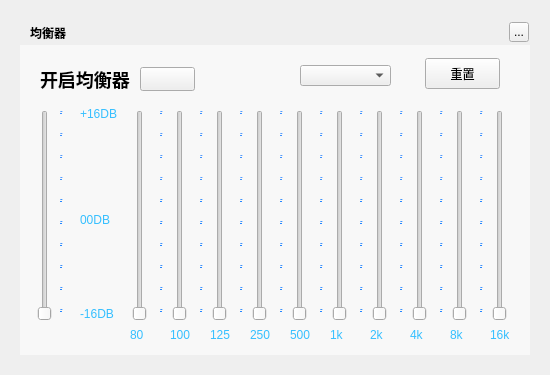
The window that TTKCore/musicUi/musicWidget/musicequalizerdialog.ui (Greedysky/TTKMusicPlayer) describes before a commit, drawn with Qt 5.
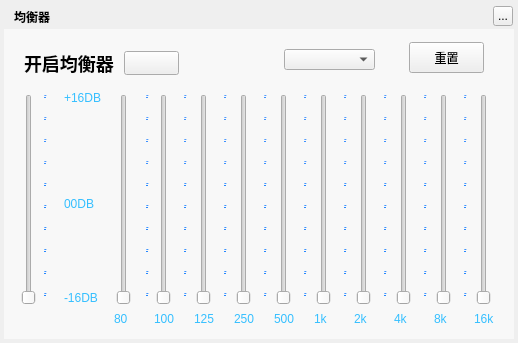
The same window after the commit. Custom widgets are drawn as their Qt base class.

```diff
--- a/TTKCore/musicUi/musicWidget/musicequalizerdialog.ui
+++ b/TTKCore/musicUi/musicWidget/musicequalizerdialog.ui
@@ -6,8 +6,8 @@
    <rect>
     <x>0</x>
     <y>0</y>
-    <width>550</width>
-    <height>375</height>
+    <width>518</width>
+    <height>343</height>
    </rect>
   </property>
   <property name="windowTitle">
@@ -16,8 +16,8 @@
   <widget class="QLabel" name="background">
    <property name="geometry">
     <rect>
-     <x>20</x>
-     <y>20</y>
+     <x>4</x>
+     <y>4</y>
      <width>510</width>
      <height>335</height>
     </rect>
@@ -29,8 +29,8 @@
   <widget class="QLabel" name="topTitleName">
    <property name="geometry">
     <rect>
-     <x>30</x>
-     <y>20</y>
+     <x>14</x>
+     <y>4</y>
      <width>51</width>
      <height>25</height>
     </rect>
@@ -45,8 +45,8 @@
   <widget class="QToolButton" name="topTitleCloseButton">
    <property name="geometry">
     <rect>
-     <x>509</x>
-     <y>22</y>
+     <x>493</x>
+     <y>6</y>
      <width>20</width>
      <height>20</height>
     </rect>
@@ -58,8 +58,8 @@
   <widget class="MusicClickedSlider" name="bwVerticalSlider">
    <property name="geometry">
     <rect>
-     <x>35</x>
-     <y>110</y>
+     <x>19</x>
+     <y>94</y>
      <width>19</width>
      <height>211</height>
     </rect>
@@ -71,8 +71,8 @@
   <widget class="MusicClickedSlider" name="verticalSlider3">
    <property name="geometry">
     <rect>
-     <x>210</x>
-     <y>110</y>
+     <x>194</x>
+     <y>94</y>
      <width>19</width>
      <height>211</height>
     </rect>
@@ -84,8 +84,8 @@
   <widget class="MusicClickedSlider" name="verticalSlider4">
    <property name="geometry">
     <rect>
-     <x>250</x>
-     <y>110</y>
+     <x>234</x>
+     <y>94</y>
      <width>19</width>
      <height>211</height>
     </rect>
@@ -97,8 +97,8 @@
   <widget class="MusicClickedSlider" name="verticalSlider5">
    <property name="geometry">
     <rect>
-     <x>290</x>
-     <y>110</y>
+     <x>274</x>
+     <y>94</y>
      <width>19</width>
      <height>211</height>
     </rect>
@@ -110,8 +110,8 @@
   <widget class="MusicClickedSlider" name="verticalSlider2">
    <property name="geometry">
     <rect>
-     <x>170</x>
-     <y>110</y>
+     <x>154</x>
+     <y>94</y>
      <width>19</width>
      <height>211</height>
     </rect>
@@ -123,8 +123,8 @@
   <widget class="MusicClickedSlider" name="verticalSlider7">
    <property name="geometry">
     <rect>
-     <x>370</x>
-     <y>110</y>
+     <x>354</x>
+     <y>94</y>
      <width>19</width>
      <height>211</height>
     </rect>
@@ -136,8 +136,8 @@
   <widget class="MusicClickedSlider" name="verticalSlider6">
    <property name="geometry">
     <rect>
-     <x>330</x>
-     <y>110</y>
+     <x>314</x>
+     <y>94</y>
      <width>19</width>
      <height>211</height>
     </rect>
@@ -149,8 +149,8 @@
   <widget class="MusicClickedSlider" name="verticalSlider8">
    <property name="geometry">
     <rect>
-     <x>410</x>
-     <y>110</y>
+     <x>394</x>
+     <y>94</y>
      <width>19</width>
      <height>211</height>
     </rect>
@@ -162,8 +162,8 @@
   <widget class="MusicClickedSlider" name="verticalSlider9">
    <property name="geometry">
     <rect>
-     <x>450</x>
-     <y>110</y>
+     <x>434</x>
+     <y>94</y>
      <width>19</width>
      <height>211</height>
     </rect>
@@ -175,8 +175,8 @@
   <widget class="MusicClickedSlider" name="verticalSlider10">
    <property name="geometry">
     <rect>
-     <x>490</x>
-     <y>110</y>
+     <x>474</x>
+     <y>94</y>
      <width>19</width>
      <height>211</height>
     </rect>
@@ -188,8 +188,8 @@
   <widget class="MusicClickedSlider" name="verticalSlider1">
    <property name="geometry">
     <rect>
-     <x>130</x>
-     <y>110</y>
+     <x>114</x>
+     <y>94</y>
      <width>19</width>
      <height>211</height>
     </rect>
@@ -201,8 +201,8 @@
   <widget class="QLabel" name="label">
    <property name="geometry">
     <rect>
-     <x>40</x>
-     <y>62</y>
+     <x>24</x>
+     <y>46</y>
      <width>101</width>
      <height>35</height>
     </rect>
@@ -219,8 +219,8 @@
   <widget class="QPushButton" name="showEqButton">
    <property name="geometry">
     <rect>
-     <x>140</x>
-     <y>67</y>
+     <x>124</x>
+     <y>51</y>
      <width>55</width>
      <height>24</height>
     </rect>
@@ -238,8 +238,8 @@
   <widget class="QPushButton" name="resetButton">
    <property name="geometry">
     <rect>
-     <x>425</x>
-     <y>58</y>
+     <x>409</x>
+     <y>42</y>
      <width>75</width>
      <height>31</height>
     </rect>
@@ -251,8 +251,8 @@
   <widget class="QComboBox" name="eqChoice">
    <property name="geometry">
     <rect>
-     <x>300</x>
-     <y>65</y>
+     <x>284</x>
+     <y>49</y>
      <width>91</width>
      <height>21</height>
     </rect>
@@ -261,8 +261,8 @@
   <widget class="QLabel" name="showPerArea_2">
    <property name="geometry">
     <rect>
-     <x>60</x>
-     <y>105</y>
+     <x>44</x>
+     <y>89</y>
      <width>5</width>
      <height>220</height>
     </rect>
@@ -277,8 +277,8 @@
   <widget class="QLabel" name="showPerArea_3">
    <property name="geometry">
     <rect>
-     <x>160</x>
-     <y>105</y>
+     <x>146</x>
+     <y>89</y>
      <width>5</width>
      <height>220</height>
     </rect>
@@ -293,8 +293,8 @@
   <widget class="QLabel" name="showPerArea_5">
    <property name="geometry">
     <rect>
-     <x>200</x>
-     <y>105</y>
+     <x>184</x>
+     <y>89</y>
      <width>5</width>
      <height>220</height>
     </rect>
@@ -309,8 +309,8 @@
   <widget class="QLabel" name="showPerArea_7">
    <property name="geometry">
     <rect>
-     <x>240</x>
-     <y>105</y>
+     <x>224</x>
+     <y>89</y>
      <width>5</width>
      <height>220</height>
     </rect>
@@ -325,8 +325,8 @@
   <widget class="QLabel" name="showPerArea_9">
    <property name="geometry">
     <rect>
-     <x>280</x>
-     <y>105</y>
+     <x>264</x>
+     <y>89</y>
      <width>5</width>
      <height>220</height>
     </rect>
@@ -341,8 +341,8 @@
   <widget class="QLabel" name="showPerArea_11">
    <property name="geometry">
     <rect>
-     <x>320</x>
-     <y>105</y>
+     <x>304</x>
+     <y>89</y>
      <width>5</width>
      <height>220</height>
     </rect>
@@ -357,8 +357,8 @@
   <widget class="QLabel" name="showPerArea_13">
    <property name="geometry">
     <rect>
-     <x>360</x>
-     <y>105</y>
+     <x>344</x>
+     <y>89</y>
      <width>5</width>
      <height>220</height>
     </rect>
@@ -373,8 +373,8 @@
   <widget class="QLabel" name="showPerArea_15">
    <property name="geometry">
     <rect>
-     <x>400</x>
-     <y>105</y>
+     <x>384</x>
+     <y>89</y>
      <width>5</width>
      <height>220</height>
     </rect>
@@ -389,8 +389,8 @@
   <widget class="QLabel" name="showPerArea_18">
    <property name="geometry">
     <rect>
-     <x>440</x>
-     <y>105</y>
+     <x>424</x>
+     <y>89</y>
      <width>5</width>
      <height>220</height>
     </rect>
@@ -405,8 +405,8 @@
   <widget class="QLabel" name="showPerArea_20">
    <property name="geometry">
     <rect>
-     <x>480</x>
-     <y>105</y>
+     <x>464</x>
+     <y>89</y>
      <width>5</width>
      <height>220</height>
     </rect>
@@ -421,8 +421,8 @@
   <widget class="QLabel" name="showPerArea_21">
    <property name="geometry">
     <rect>
-     <x>80</x>
-     <y>84</y>
+     <x>64</x>
+     <y>68</y>
      <width>41</width>
      <height>261</height>
     </rect>
@@ -437,8 +437,8 @@
   <widget class="QLabel" name="showPerArea_22">
    <property name="geometry">
     <rect>
-     <x>130</x>
-     <y>325</y>
+     <x>114</x>
+     <y>309</y>
      <width>20</width>
      <height>20</height>
     </rect>
@@ -453,8 +453,8 @@
   <widget class="QLabel" name="showPerArea_23">
    <property name="geometry">
     <rect>
-     <x>170</x>
-     <y>325</y>
+     <x>154</x>
+     <y>309</y>
      <width>20</width>
      <height>20</height>
     </rect>
@@ -469,8 +469,8 @@
   <widget class="QLabel" name="showPerArea_24">
    <property name="geometry">
     <rect>
-     <x>210</x>
-     <y>325</y>
+     <x>194</x>
+     <y>309</y>
      <width>20</width>
      <height>20</height>
     </rect>
@@ -485,8 +485,8 @@
   <widget class="QLabel" name="showPerArea_25">
    <property name="geometry">
     <rect>
-     <x>250</x>
-     <y>325</y>
+     <x>234</x>
+     <y>309</y>
      <width>20</width>
      <height>20</height>
     </rect>
@@ -501,8 +501,8 @@
   <widget class="QLabel" name="showPerArea_26">
    <property name="geometry">
     <rect>
-     <x>290</x>
-     <y>325</y>
+     <x>274</x>
+     <y>309</y>
      <width>20</width>
      <height>20</height>
     </rect>
@@ -517,8 +517,8 @@
   <widget class="QLabel" name="showPerArea_27">
    <property name="geometry">
     <rect>
-     <x>330</x>
-     <y>325</y>
+     <x>314</x>
+     <y>309</y>
      <width>20</width>
      <height>20</height>
     </rect>
@@ -533,8 +533,8 @@
   <widget class="QLabel" name="showPerArea_28">
    <property name="geometry">
     <rect>
-     <x>370</x>
-     <y>325</y>
+     <x>354</x>
+     <y>309</y>
      <width>20</width>
      <height>20</height>
     </rect>
@@ -549,8 +549,8 @@
   <widget class="QLabel" name="showPerArea_29">
    <property name="geometry">
     <rect>
-     <x>410</x>
-     <y>325</y>
+     <x>394</x>
+     <y>309</y>
      <width>20</width>
      <height>20</height>
     </rect>
@@ -565,8 +565,8 @@
   <widget class="QLabel" name="showPerArea_30">
    <property name="geometry">
     <rect>
-     <x>450</x>
-     <y>325</y>
+     <x>434</x>
+     <y>309</y>
      <width>20</width>
      <height>20</height>
     </rect>
@@ -581,8 +581,8 @@
   <widget class="QLabel" name="showPerArea_31">
    <property name="geometry">
     <rect>
-     <x>490</x>
-     <y>325</y>
+     <x>474</x>
+     <y>309</y>
      <width>20</width>
      <height>20</height>
     </rect>
@@ -597,8 +597,8 @@
   <widget class="QWidget" name="backgroundMask" native="true">
    <property name="geometry">
     <rect>
-     <x>20</x>
-     <y>45</y>
+     <x>4</x>
+     <y>29</y>
      <width>510</width>
      <height>310</height>
     </rect>
```
